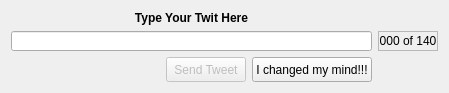
Qt form Ui/sendTwit.ui (KarenMarkosyan/qttwitter) before a commit.
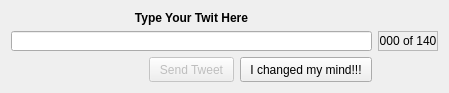
The same form after that commit. Icons and pictures are not drawn. Custom widgets are drawn as their Qt base class.

Patch:
```diff
--- a/Ui/sendTwit.ui
+++ b/Ui/sendTwit.ui
@@ -146,7 +146,7 @@
      </property>
      <property name="minimumSize">
       <size>
-       <width>77</width>
+       <width>85</width>
        <height>25</height>
       </size>
      </property>
@@ -158,7 +158,7 @@
    <item row="2" column="2">
     <widget class="QPushButton" name="pushButton_2">
      <property name="sizePolicy">
-      <sizepolicy hsizetype="Preferred" vsizetype="Fixed">
+      <sizepolicy hsizetype="Expanding" vsizetype="Fixed">
        <horstretch>0</horstretch>
        <verstretch>0</verstretch>
       </sizepolicy>
```
Left out of the diff: 14 changed lines with no effect on the pictures.
